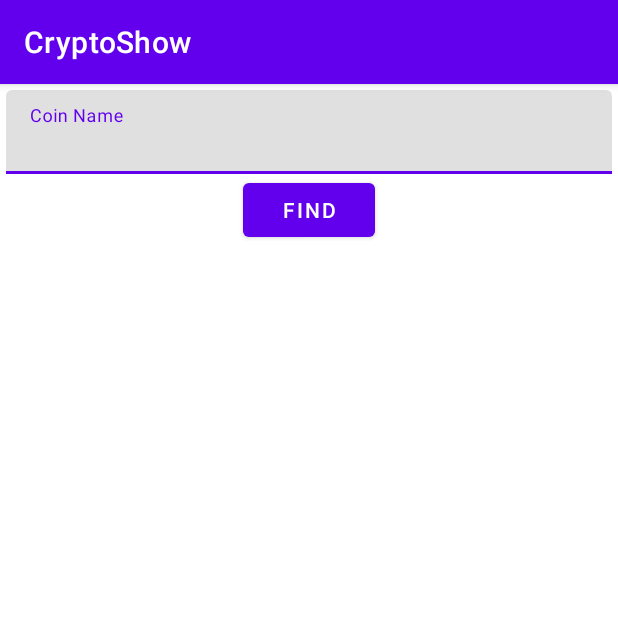
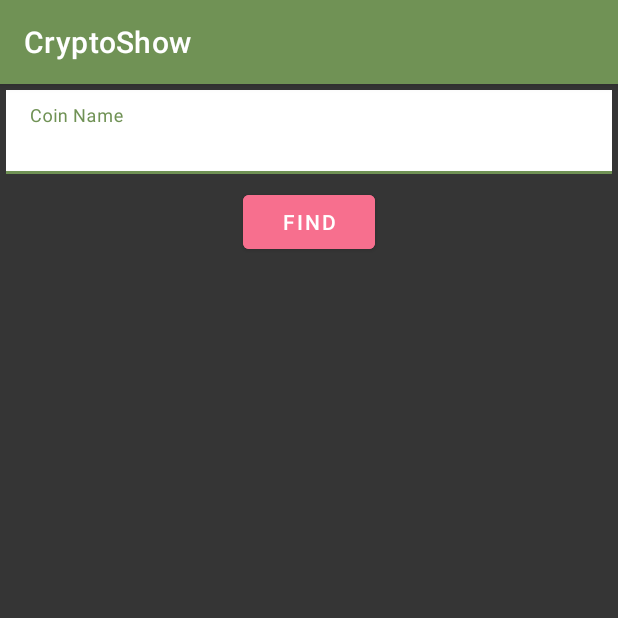
Before and after one commit to Bojidarist/CryptoShow, an Android app: the screen it shows after launch (MainActivity), on a phone screen of 412 x 824 dp, the top half of it. Run offline under Robolectric (Android 15) with nearby library versions, the phone set to English and light mode, and no system bars.

Commit message:
Create view and add more data

```diff
--- a/CryptoShow/app/src/main/java/com/example/cryptoshow/MainActivity.kt
+++ b/CryptoShow/app/src/main/java/com/example/cryptoshow/MainActivity.kt
@@ -1,10 +1,14 @@
 package com.example.cryptoshow
 
+import android.graphics.Color
+import android.opengl.Visibility
 import androidx.appcompat.app.AppCompatActivity
 import android.os.Bundle
 import android.util.Log
+import android.view.View
 import android.widget.Button
 import android.widget.TextView
+import androidx.cardview.widget.CardView
 import com.example.cryptoshow.services.CoinResponse
 import com.example.cryptoshow.services.HttpClient
 import com.google.android.material.textfield.TextInputEditText
@@ -18,8 +22,12 @@ class MainActivity : AppCompatActivity() {
         setContentView(R.layout.activity_main)
 
         val searchField = findViewById<TextInputEditText?>(R.id.searchField)
+        val coinDetailsContainer = findViewById<CardView?>(R.id.coinDetailsContainer)
         val coinName = findViewById<TextView?>(R.id.coinName)
         val coinPrice = findViewById<TextView?>(R.id.coinPrice)
+        val coinPriceChange = findViewById<TextView?>(R.id.coinPriceChange)
+        val coinPriceLow = findViewById<TextView?>(R.id.coinPriceLow)
+        val coinPriceHigh = findViewById<TextView?>(R.id.coinPriceHigh)
         val searchButton = findViewById<Button?>(R.id.searchButton)
 
         searchButton.setOnClickListener {
@@ -29,18 +37,38 @@ class MainActivity : AppCompatActivity() {
                     // Log.d("my-message", response.body()?.marketData?.currentPrice?.usd.toString())
                     if (response.isSuccessful)
                     {
+                        coinDetailsContainer.visibility = View.VISIBLE
                         coinName.text = response.body()?.name
-                        coinPrice.text = response.body()?.marketData?.currentPrice?.usd.toString()
+                        coinPrice.text = "Price: $${response.body()?.marketData?.currentPrice?.usd}"
+
+                        val priceChange = response.body()?.marketData?.priceChangePercentage24h
+                        priceChange?.let {
+                            when {
+                                it < 0 -> {
+                                    coinPriceChange.setTextColor(Color.RED)
+                                }
+                                it > 0 -> {
+                                    coinPriceChange.setTextColor(Color.GREEN)
+                                }
+                                else -> {
+                                    coinPriceChange.setTextColor(Color.BLACK)
+                                }
+                            }
+                            coinPriceChange.text = it.toString()
+                        }
+
+                        coinPriceLow.text = "Low(24h): $${response.body()?.marketData?.low?.usd}"
+                        coinPriceHigh.text = "High(24h): $${response.body()?.marketData?.high?.usd}"
                     }
                     else {
-                        coinName.text = "Not Found"
-                        coinPrice.text = ""
+                        coinDetailsContainer.visibility = View.GONE
                     }
                     searchButton.isEnabled = true
                 }
 
                 override fun onFailure(call: Call<CoinResponse>, t: Throwable) {
                     searchButton.isEnabled = true
+                    coinDetailsContainer.visibility = View.GONE
                 }
 
             })
--- a/CryptoShow/app/src/main/res/layout/activity_main.xml
+++ b/CryptoShow/app/src/main/res/layout/activity_main.xml
@@ -4,6 +4,7 @@
     xmlns:tools="http://schemas.android.com/tools"
     android:layout_width="match_parent"
     android:layout_height="match_parent"
+    android:background="@color/background_dark"
     tools:context=".MainActivity">
 
     <com.google.android.material.textfield.TextInputLayout
@@ -20,6 +21,7 @@
             android:id="@+id/searchField"
             android:layout_width="match_parent"
             android:layout_height="wrap_content"
+            android:background="@color/white"
             />
 
     </com.google.android.material.textfield.TextInputLayout>
@@ -29,10 +31,30 @@
         android:layout_width="wrap_content"
         android:layout_height="wrap_content"
         android:text="Find"
+        android:backgroundTint="@color/pink"
         app:layout_constraintStart_toStartOf="parent"
         app:layout_constraintEnd_toEndOf="parent"
         app:layout_constraintTop_toBottomOf="@+id/textField"
+        android:layout_marginTop="8dp"
         />
+
+    <androidx.cardview.widget.CardView
+        android:id="@+id/coinDetailsContainer"
+        android:layout_width="match_parent"
+        android:layout_height="wrap_content"
+        app:layout_constraintStart_toStartOf="parent"
+        app:layout_constraintEnd_toEndOf="parent"
+        app:layout_constraintTop_toBottomOf="@+id/searchButton"
+        android:elevation="14dp"
+        android:layout_margin="8dp"
+        app:cardCornerRadius="16dp"
+        android:visibility="gone"
+        >
+
+        <androidx.constraintlayout.widget.ConstraintLayout
+            android:layout_width="match_parent"
+            android:layout_height="match_parent"
+            android:padding="18dp">
 
             <TextView
                 android:id="@+id/coinName"
@@ -40,10 +62,20 @@
                 android:layout_height="wrap_content"
                 android:text=""
                 app:layout_constraintStart_toStartOf="parent"
-        app:layout_constraintEnd_toEndOf="parent"
-        app:layout_constraintTop_toBottomOf="@+id/searchButton"
-        android:layout_marginTop="12dp"
+                app:layout_constraintTop_toTopOf="parent"
                 android:textSize="24sp" />
+
+            <TextView
+                android:id="@+id/coinPriceChange"
+                android:layout_width="wrap_content"
+                android:layout_height="wrap_content"
+                android:text=""
+                android:textSize="12sp"
+                android:layout_marginStart="4dp"
+                app:layout_constraintBottom_toBottomOf="@id/coinName"
+                app:layout_constraintStart_toEndOf="@id/coinName"
+                app:layout_constraintTop_toTopOf="@id/coinName"
+                app:layout_constraintVertical_bias="0.8" />
 
             <TextView
                 android:id="@+id/coinPrice"
@@ -53,7 +85,30 @@
                 android:layout_marginTop="12dp"
                 android:textSize="14sp"
                 app:layout_constraintTop_toBottomOf="@id/coinName"
-        app:layout_constraintLeft_toLeftOf="parent"
+                app:layout_constraintLeft_toLeftOf="parent" />
+
+            <TextView
+                android:id="@+id/coinPriceLow"
+                android:layout_width="wrap_content"
+                android:layout_height="wrap_content"
+                android:text=""
+                android:layout_marginTop="12dp"
+                android:textSize="14sp"
+                app:layout_constraintTop_toTopOf="parent"
+                app:layout_constraintRight_toRightOf="parent" />
+
+            <TextView
+                android:id="@+id/coinPriceHigh"
+                android:layout_width="wrap_content"
+                android:layout_height="wrap_content"
+                android:text=""
+                android:layout_marginTop="12dp"
+                android:textSize="14sp"
+                app:layout_constraintTop_toBottomOf="@id/coinPriceLow"
                 app:layout_constraintRight_toRightOf="parent" />
 
         </androidx.constraintlayout.widget.ConstraintLayout>
+
+    </androidx.cardview.widget.CardView>
+
+</androidx.constraintlayout.widget.ConstraintLayout>
--- a/CryptoShow/app/src/main/res/values/colors.xml
+++ b/CryptoShow/app/src/main/res/values/colors.xml
@@ -7,4 +7,8 @@
     <color name="teal_700">#FF018786</color>
     <color name="black">#FF000000</color>
     <color name="white">#FFFFFFFF</color>
+    <color name="background_dark">#FF353535</color>
+    <color name="primary">#FF709255</color>
+    <color name="primaryVariant">#FF3E5622</color>
+    <color name="pink">#FFF76F8E</color>
 </resources>
--- a/CryptoShow/app/src/main/res/values/themes.xml
+++ b/CryptoShow/app/src/main/res/values/themes.xml
@@ -2,8 +2,8 @@
     <!-- Base application theme. -->
     <style name="Theme.CryptoShow" parent="Theme.MaterialComponents.DayNight.DarkActionBar">
         <!-- Primary brand color. -->
-        <item name="colorPrimary">@color/purple_500</item>
-        <item name="colorPrimaryVariant">@color/purple_700</item>
+        <item name="colorPrimary">@color/primary</item>
+        <item name="colorPrimaryVariant">@color/primaryVariant</item>
         <item name="colorOnPrimary">@color/white</item>
         <!-- Secondary brand color. -->
         <item name="colorSecondary">@color/teal_200</item>
```
Lines whose indentation alone changed are shown as unchanged.
